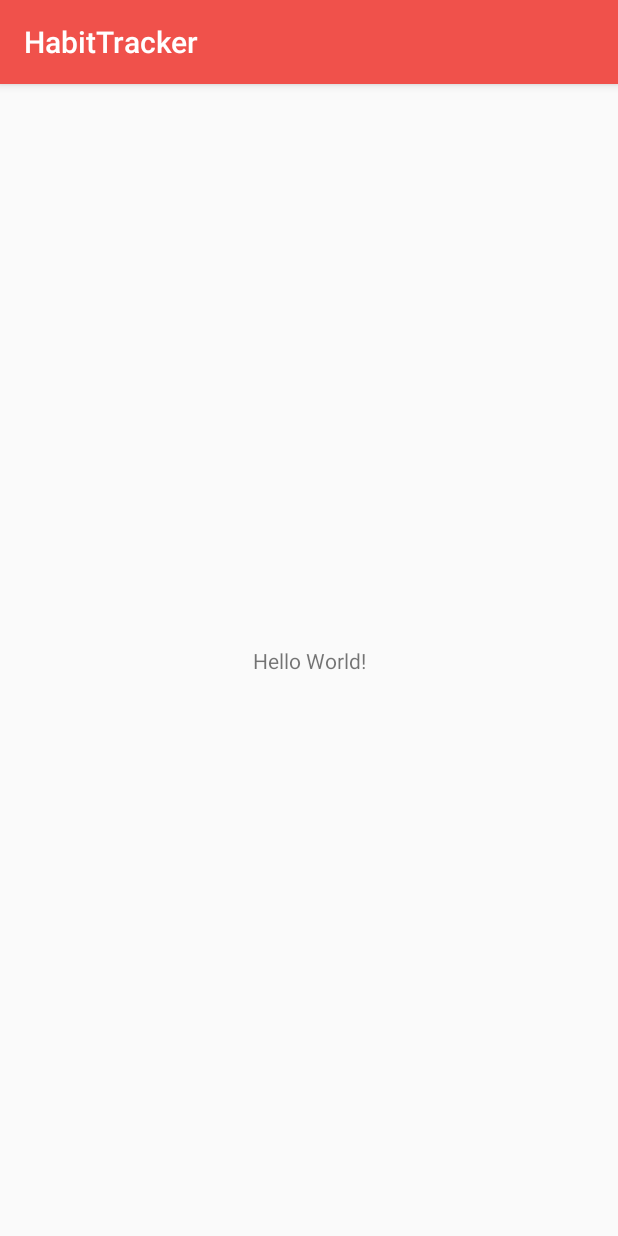
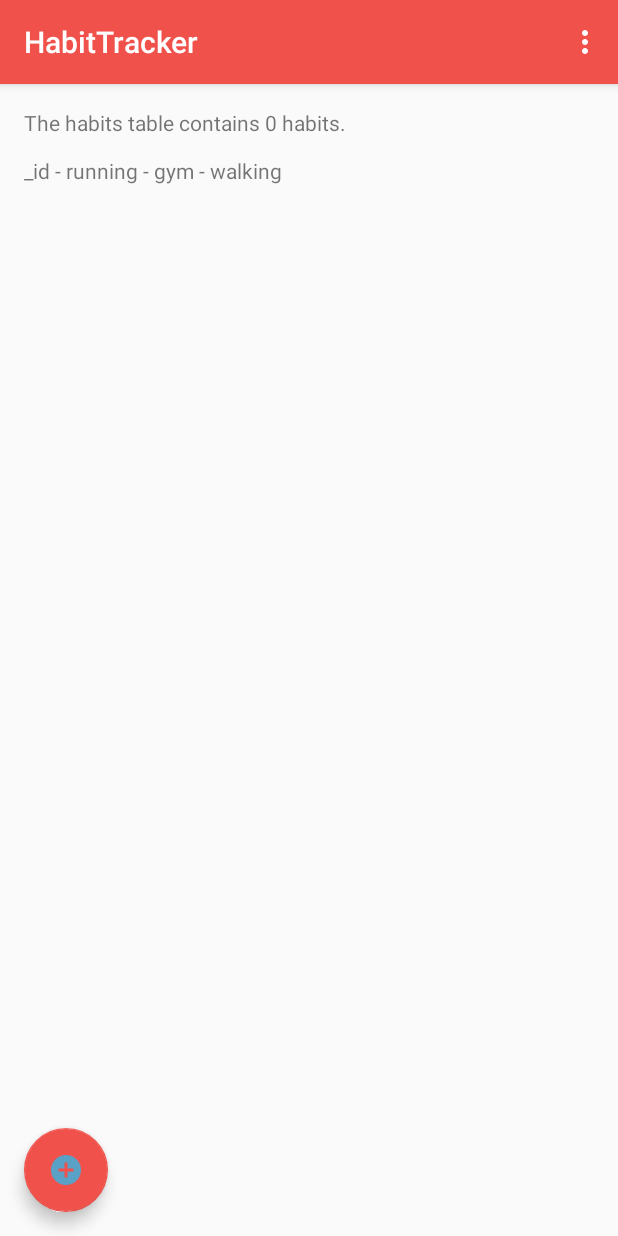
Before and after one commit to Ianwelly/HabitTracker, an Android app: the screen it shows after launch (MainActivity before the commit, CatalogActivity after it), on a phone screen of 412 x 824 dp. Run offline under Robolectric (Android 15) with nearby library versions, the phone set to English and light mode, and no system bars.

Commit message:
Fixed the errors causing the app to crash

```diff
--- /dev/null
+++ b/app/src/main/java/com/example/android/habittracker/CatalogActivity.java
@@ -0,0 +1,169 @@
+package com.example.android.habittracker;
+
+import android.content.ContentValues;
+import android.content.Intent;
+import android.database.Cursor;
+import android.database.sqlite.SQLiteDatabase;
+import android.os.Bundle;
+import android.support.design.widget.FloatingActionButton;
+import android.support.v7.app.AppCompatActivity;
+import android.view.Menu;
+import android.view.MenuItem;
+import android.view.View;
+import android.widget.TextView;
+
+import com.example.android.habittracker.data.HabitContract;
+import com.example.android.habittracker.data.HabitDbHelper;
+
+/**
+ * Displays a list of habits that have been entered and stored in the app
+ */
+public class CatalogActivity extends AppCompatActivity {
+
+    /** Database helper that will provide us access to the database */
+    private HabitDbHelper mDbHelper;
+
+    @Override
+    protected void onCreate(Bundle savedInstanceState) {
+        super.onCreate(savedInstanceState);
+        setContentView(R.layout.activity_catalog);
+
+        // Setup FAB to open EditorActivity
+        FloatingActionButton fab = (FloatingActionButton) findViewById(R.id.fab);
+        fab.setOnClickListener(new View.OnClickListener() {
+            @Override
+            public void onClick(View view) {
+                Intent intent = new Intent(CatalogActivity.this, EditorActivity.class);
+                startActivity(intent);
+            }
+        });
+
+        // To access our database, we instantiate our subclass of SQLiteOpenHelper
+        // and pass the context, which is the current activity.
+        mDbHelper = new HabitDbHelper(this);
+    }@Override
+    protected void onStart() {
+        super.onStart();
+        displayDatabaseInfo();
+    }
+
+    /**
+     * Temporary helper method to display information in the onscreen TextView about the state of
+     * the pets database.
+     */
+    private void displayDatabaseInfo() {
+        // Create and/or open a database to read from it
+        SQLiteDatabase db = mDbHelper.getReadableDatabase();
+
+        // Define a projection that specifies which columns from the database
+        // you will actually use after this query.
+        String[] projection = {
+                HabitContract.HabitEntry._ID,
+                HabitContract.HabitEntry.COLUMN_RUNNING,
+                HabitContract.HabitEntry.COLUMN_GYM,
+                HabitContract.HabitEntry.COLUMN_WALKING,};
+
+        // Perform a query on the inventory table
+        Cursor cursor = db.query(
+                HabitContract.HabitEntry.TABLE_NAME,   // The table to query
+                projection,            // The columns to return
+                null,                  // The columns for the WHERE clause
+                null,                  // The values for the WHERE clause
+                null,                  // Don't group the rows
+                null,                  // Don't filter by row groups
+                null);                   // The sort order
+
+        TextView displayView = (TextView) findViewById(R.id.text_view_item);
+
+        try {
+            // Create a header in the Text View that looks like this:
+            //
+            // The inventory table contains <number of rows in Cursor> habits.
+            // _id - name - breed - gender - weight
+            //
+            // In the while loop below, iterate through the rows of the cursor and display
+            // the information from each column in this order.
+            displayView.setText("The habits table contains " + cursor.getCount() + " habits.\n\n");
+            displayView.append(HabitContract.HabitEntry._ID + " - " +
+                    HabitContract.HabitEntry.COLUMN_RUNNING + " - " +
+                    HabitContract.HabitEntry.COLUMN_GYM + " - " +
+                    HabitContract.HabitEntry.COLUMN_WALKING + "\n");
+
+            // Figure out the index of each column
+            int idColumnIndex = cursor.getColumnIndex(HabitContract.HabitEntry._ID);
+            int nameColumnIndex = cursor.getColumnIndex(HabitContract.HabitEntry.COLUMN_RUNNING);
+            int gymColumnIndex = cursor.getColumnIndex(HabitContract.HabitEntry.COLUMN_GYM);
+            int walkingColumnIndex = cursor.getColumnIndex(HabitContract.HabitEntry.COLUMN_WALKING);
+
+
+            // Iterate through all the returned rows in the cursor
+            while (cursor.moveToNext()) {
+                // Use that index to extract the String or Int value of the word
+                // at the current row the cursor is on.
+                int currentID = cursor.getInt(idColumnIndex);
+                String currentName = cursor.getString(nameColumnIndex);
+                String currentGym = cursor.getString(gymColumnIndex);
+                int currentWalking = cursor.getInt(walkingColumnIndex);
+
+                // Display the values from each column of the current row in the cursor in the TextView
+                displayView.append(("\n" + currentID + " - " +
+                        currentName + " - " +
+                        currentGym + " - " +
+                        currentWalking));
+            }
+        } finally {
+            // Always close the cursor when you're done reading from it. This releases all its
+            // resources and makes it invalid.
+            cursor.close();
+        }
+    }
+
+    /**
+     * Helper method to insert hardcoded item data into the database. For debugging purposes only.
+     */
+    private void insertItem() {
+        // Gets the database in write mode
+        SQLiteDatabase db = mDbHelper.getWritableDatabase();
+
+        // Create a ContentValues object where column names are the keys,
+        // and the item's attributes are the values.
+        ContentValues values = new ContentValues();
+        values.put(HabitContract.HabitEntry.COLUMN_RUNNING, 3 );
+        values.put(HabitContract.HabitEntry.COLUMN_GYM, "Push-Ups");
+        values.put(HabitContract.HabitEntry.COLUMN_WALKING, 1);
+
+        // Insert a new row for habit in the database, returning the ID of that new row.
+        // The first argument for db.insert() is the Inventory table name.
+        // The second argument provides the name of a column in which the framework
+        // can insert NULL in the event that the ContentValues is empty (if
+        // this is set to "null", then the framework will not insert a row when
+        // there are no values).
+        // The third argument is the ContentValues object containing the info for Apples.
+        long newRowId = db.insert(HabitContract.HabitEntry.TABLE_NAME, null, values);
+    }
+
+    @Override
+    public boolean onCreateOptionsMenu(Menu menu) {
+        // Inflate the menu options from the res/menu/menu_catalog.xml file.
+        // This adds menu items to the app bar.
+        getMenuInflater().inflate(R.menu.menu_catalog, menu);
+        return true;
+    }
+
+    @Override
+    public boolean onOptionsItemSelected(MenuItem item) {
+        // User clicked on a menu option in the app bar overflow menu
+        switch (item.getItemId()) {
+            // Respond to a click on the "Insert dummy data" menu option
+            case R.id.action_insert_dummy_data:
+                insertItem();
+                displayDatabaseInfo();
+                return true;
+            // Respond to a click on the "Delete all entries" menu option
+            case R.id.action_delete_all_entries:
+                // Do nothing for now
+                return true;
+        }
+        return super.onOptionsItemSelected(item);
+    }
+    }
--- a/app/src/main/java/com/example/android/habittracker/data/HabitDbHelper.java
+++ b/app/src/main/java/com/example/android/habittracker/data/HabitDbHelper.java
@@ -36,11 +36,11 @@ public class HabitDbHelper  extends SQLiteOpenHelper{
         @Override
         public void onCreate(SQLiteDatabase db) {
             // Create a String that contains the SQL statement to create the habits table
-            String SQL_CREATE_HABITS_TABLE =  "CREATE TABLE " + HabitContract.HabitEntry.TABLE_NAME + " ("
+            String SQL_CREATE_HABITS_TABLE =  "CREATE TABLE " + HabitContract.HabitEntry.TABLE_NAME + " ( "
                     + HabitContract.HabitEntry._ID + " INTEGER PRIMARY KEY AUTOINCREMENT, "
                     + HabitContract.HabitEntry.COLUMN_RUNNING + " TEXT NOT NULL, "
                     + HabitContract.HabitEntry.COLUMN_GYM + " TEXT, "
-                    + HabitContract.HabitEntry.COLUMN_WALKING + " INTEGER NOT NULL,);";
+                    + HabitContract.HabitEntry.COLUMN_WALKING + " INTEGER NOT NULL );";
 
             // Execute the SQL statement
             db.execSQL(SQL_CREATE_HABITS_TABLE);
--- /dev/null
+++ b/app/src/main/res/layout/activity_catalog.xml
@@ -0,0 +1,35 @@
+<?xml version="1.0" encoding="utf-8"?>
+<!-- Copyright (C) 2016 The Android Open Source Project
+     Licensed under the Apache License, Version 2.0 (the "License");
+     you may not use this file except in compliance with the License.
+     You may obtain a copy of the License at
+          http://www.apache.org/licenses/LICENSE-2.0
+     Unless required by applicable law or agreed to in writing, software
+     distributed under the License is distributed on an "AS IS" BASIS,
+     WITHOUT WARRANTIES OR CONDITIONS OF ANY KIND, either express or implied.
+     See the License for the specific language governing permissions and
+     limitations under the License.
+-->
+<!-- Layout for the list of pets -->
+<RelativeLayout
+    xmlns:android="http://schemas.android.com/apk/res/android"
+    xmlns:tools="http://schemas.android.com/tools"
+    android:layout_width="match_parent"
+    android:layout_height="match_parent"
+    tools:context=".CatalogActivity">
+
+    <TextView
+        android:id="@+id/text_view_item"
+        android:layout_width="match_parent"
+        android:layout_height="match_parent"
+        android:padding="@dimen/activity_margin"/>
+
+    <android.support.design.widget.FloatingActionButton
+        android:id="@+id/fab"
+        android:layout_width="wrap_content"
+        android:layout_height="wrap_content"
+        android:layout_alignParentBottom="true"
+
+        android:layout_margin="@dimen/fab_margin"
+        android:src="@drawable/ic_add_item"/>
+</RelativeLayout>
--- a/app/src/main/res/layout/activity_main.xml
+++ b/app/src/main/res/layout/activity_main.xml
@@ -6,13 +6,5 @@
     android:layout_height="match_parent"
     tools:context="com.example.android.habittracker.MainActivity">
 
-    <TextView
-        android:layout_width="wrap_content"
-        android:layout_height="wrap_content"
-        android:text="Hello World!"
-        app:layout_constraintBottom_toBottomOf="parent"
-        app:layout_constraintLeft_toLeftOf="parent"
-        app:layout_constraintRight_toRightOf="parent"
-        app:layout_constraintTop_toTopOf="parent" />
 
 </android.support.constraint.ConstraintLayout>
--- /dev/null
+++ b/app/src/main/res/menu/menu_catalog.xml
@@ -0,0 +1,28 @@
+<?xml version="1.0" encoding="utf-8"?>
+<!-- Copyright (C) 2016 The Android Open Source Project
+     Licensed under the Apache License, Version 2.0 (the "License");
+     you may not use this file except in compliance with the License.
+     You may obtain a copy of the License at
+          http://www.apache.org/licenses/LICENSE-2.0
+     Unless required by applicable law or agreed to in writing, software
+     distributed under the License is distributed on an "AS IS" BASIS,
+     WITHOUT WARRANTIES OR CONDITIONS OF ANY KIND, either express or implied.
+     See the License for the specific language governing permissions and
+     limitations under the License.
+-->
+<!-- Options menu for the CatalogActivity -->
+<menu xmlns:android="http://schemas.android.com/apk/res/android"
+    xmlns:app="http://schemas.android.com/apk/res-auto"
+    xmlns:tools="http://schemas.android.com/tools"
+    tools:context=".CatalogActivity">
+
+    <item
+        android:id="@+id/action_insert_dummy_data"
+        android:title="@string/action_insert_dummy_data"
+        app:showAsAction="never" />
+
+    <item
+        android:id="@+id/action_delete_all_entries"
+        android:title="@string/action_delete_all_entries"
+        app:showAsAction="never" />
+</menu>
--- a/app/src/main/res/values/strings.xml
+++ b/app/src/main/res/values/strings.xml
@@ -20,7 +20,7 @@
     <string name="action_delete">Delete</string>
 
     <!-- Label for overview category of attributes in the editor [CHAR LIMIT=30] -->
-<string name="category_overview">Overview</string>
+    <string name="text_view_run">Run</string>
 
     <!-- Label for gender information in the editor [CHAR LIMIT=30] -->
     <string name="category_gender">Gender</string>
@@ -29,7 +29,7 @@
     <string name="category_measurement">Measurement</string>
 
     <!-- Text hint for name field in the editor [CHAR LIMIT=30] -->
-<string name="hint_pet_name">Name</string>
+    <string name="hint_miles">Miles</string>
 
     <!-- Text hint for breed field in the editor [CHAR LIMIT=30] -->
     <string name="hint_pet_breed">Breed</string>
```
Also changed, not shown: app/build.gradle (+6 -11 lines), app/src/main/AndroidManifest.xml (+7 -3 lines), app/src/main/res/layout/activity_editor.xml (+9 -7 lines), app/src/main/res/drawable-hdpi/ic_add_item.png (added), app/src/main/res/drawable-mdpi/ic_add_item.png (added), app/src/main/res/drawable-xhdpi/ic_add_item.png (added), app/src/main/res/drawable-xxhdpi/ic_add_item.png (added). Lines whose indentation alone changed are shown as unchanged.
